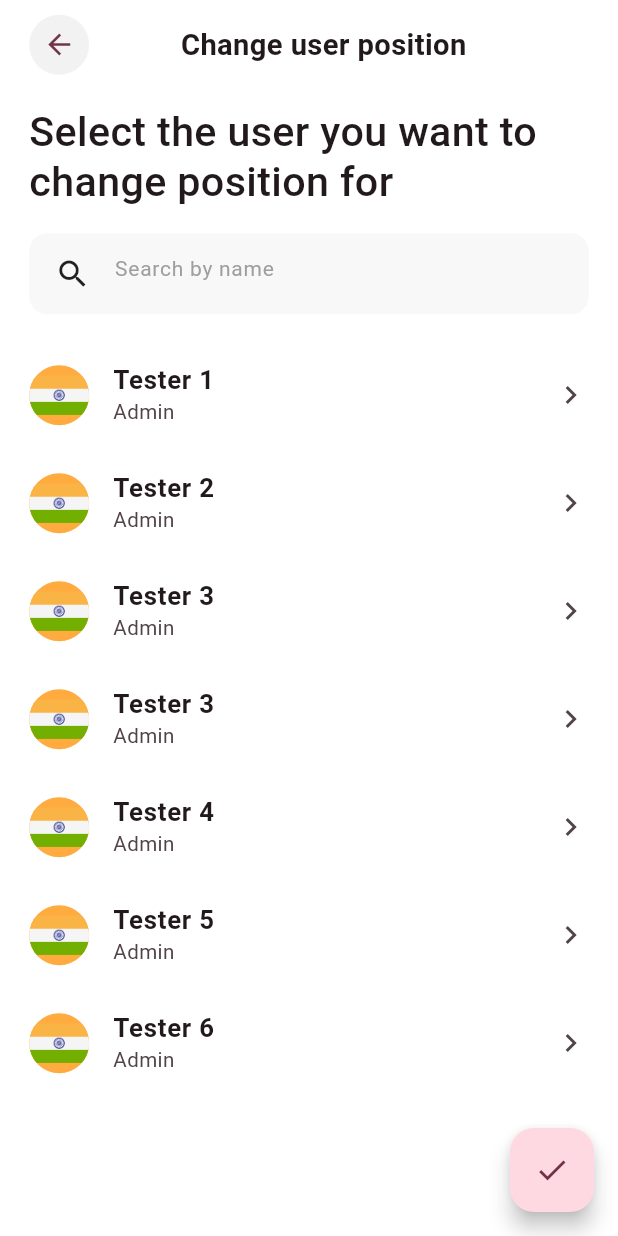
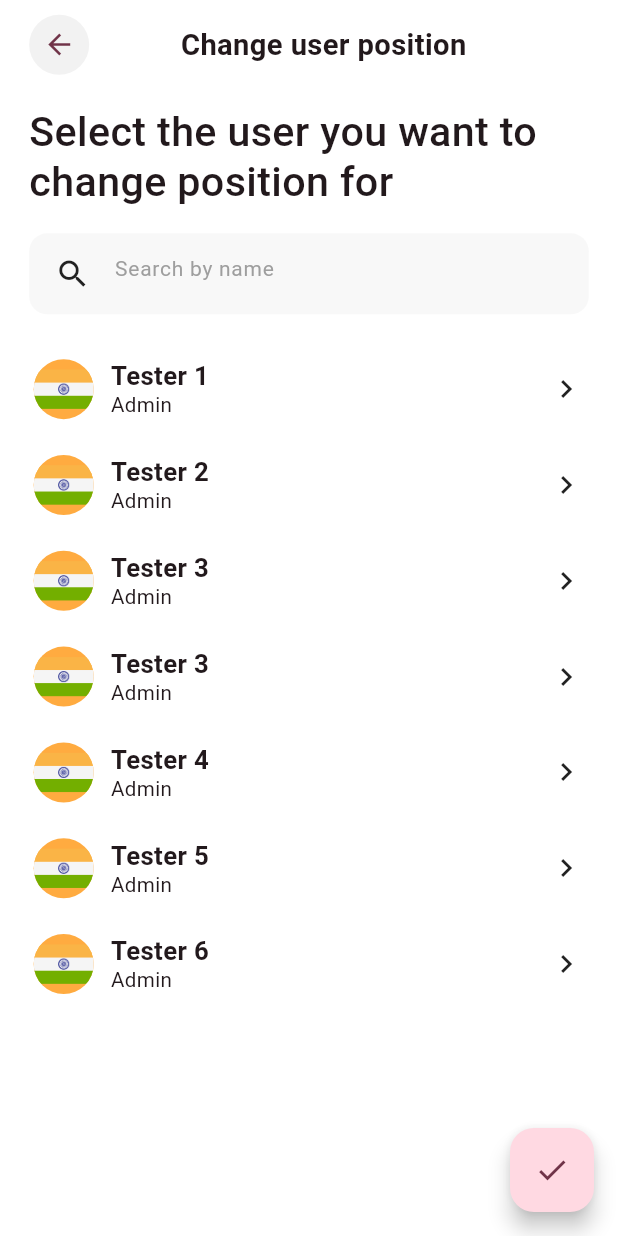
Before and after one commit to nihil-sine-nikhil/assi, a Flutter app: the screen it shows after launch, on a phone screen of 412 x 824 dp. Run offline on Flutter 3.47's test engine with Material 3 defaults, Android fonts, the phone set to English and light mode, and no system bars; our stand-ins replace cloud_firestore, firebase_auth, firebase_core, flutter_screenutil, gap, shared_preferences; accounts and stored records are empty.

Commit message:
- 5th commit

```diff
--- a/lib/src/display/screens/users_list/users_list_screen.dart
+++ b/lib/src/display/screens/users_list/users_list_screen.dart
@@ -13,10 +13,11 @@ class UsersListScreen extends StatefulWidget {
 
 class _UsersListScreenState extends State<UsersListScreen> {
   final TextEditingController _searchController = TextEditingController();
-
-  List<UserModel> myData = CustomData.mydata;
+  List<UserModel> allList = [];
+  List<UserModel> userList = CustomData.mydata;
   bool isSelectItem = false;
   Map<int, bool> selectedItem = {};
+  bool isLoading = false;
 
   selectAllAtOnceGo() {
     bool isFalseAvailable = selectedItem.containsValue(false);
@@ -24,6 +25,32 @@ class _UsersListScreenState extends State<UsersListScreen> {
     setState(() {
       isSelectItem = selectedItem.containsValue(true);
     });
+  }
+
+  @override
+  void initState() {
+    super.initState();
+    init();
+  }
+
+  init() async {
+    isLoading = true;
+
+    setState(() {});
+    allList.clear();
+    allList.addAll(userList);
+    print("42 working");
+    userList.clear();
+    if (_searchController.text.trim().isNotEmpty) {
+      userList.addAll(allList.where((element) => element.name
+          .toLowerCase()!
+          .contains(_searchController.text.toLowerCase())));
+    } else {
+      userList.addAll(allList);
+    }
+    isLoading = false;
+
+    setState(() {});
   }
 
   @override
@@ -99,6 +126,18 @@ class _UsersListScreenState extends State<UsersListScreen> {
               padding: const EdgeInsets.symmetric(horizontal: 5.0, vertical: 3),
               child: TextField(
                 controller: _searchController,
+                onChanged: (v) {
+                  userList.clear();
+                  if (v.isNotEmpty) {
+                    userList.addAll(allList.where((element) => element.name!
+                        .toLowerCase()
+                        .contains(_searchController.text.toLowerCase())));
+                  } else {
+                    userList.addAll(allList);
+                  }
+
+                  setState(() {});
+                },
                 keyboardType: TextInputType.text,
                 textInputAction: TextInputAction.next,
                 cursorColor: Colors.black,
@@ -120,16 +159,19 @@ class _UsersListScreenState extends State<UsersListScreen> {
             ),
           ),
           Gap(15.h),
+          if (userList.isNotEmpty)
             ListView.builder(
                 shrinkWrap: true,
-              itemCount: myData.length,
+                itemCount: userList.length,
                 physics: NeverScrollableScrollPhysics(),
                 itemBuilder: (BuildContext context, int index) {
-                UserModel data = myData[index];
+                  UserModel data = userList[index];
                   selectedItem?[index] = selectedItem?[index] ?? false;
                   bool? isSelectedData = selectedItem[index];
 
-                return ListTile(
+                  return InkWell(
+                    borderRadius: BorderRadius.circular(10),
+                    splashColor: Color(0x1FADADAD),
                     onLongPress: () {
                       setState(() {
                         selectedItem[index] = !isSelectedData;
@@ -146,8 +188,24 @@ class _UsersListScreenState extends State<UsersListScreen> {
                         // Open Detail Page
                       }
                     },
-                  contentPadding: EdgeInsets.zero,
-                  title: Text(
+                    child: Padding(
+                      padding: EdgeInsets.symmetric(
+                        horizontal: 3.0,
+                        vertical: 10.h,
+                      ),
+                      child: Row(
+                        children: [
+                          CircleAvatar(
+                            radius: 20,
+                            backgroundColor: Colors.orangeAccent,
+                            backgroundImage: AssetImage(data.profilePic),
+                          ),
+                          Gap(10.w),
+                          Column(
+                            crossAxisAlignment: CrossAxisAlignment.start,
+                            mainAxisAlignment: MainAxisAlignment.spaceBetween,
+                            children: [
+                              Text(
                                 data.name,
                                 style: TextStyle(
                                   fontWeight: FontWeight.w600,
@@ -155,7 +213,7 @@ class _UsersListScreenState extends State<UsersListScreen> {
                                   height: 1.2,
                                 ),
                               ),
-                  subtitle: Text(
+                              Text(
                                 data.role,
                                 style: TextStyle(
                                   fontWeight: FontWeight.w400,
@@ -163,28 +221,54 @@ class _UsersListScreenState extends State<UsersListScreen> {
                                   height: 1.2,
                                 ),
                               ),
-                  leading: CircleAvatar(
-                    radius: 20,
-                    backgroundColor: Colors.orangeAccent,
-                    backgroundImage: AssetImage(data.profilePic),
+                            ],
                           ),
-                  trailing: _mainUI(isSelectedData!, data),
+                          Spacer(),
+                          _mainUI(
+                            isSelectedData!,
+                          ),
+                        ],
+                      ),
+                    ),
                   );
                 })
+          else if (userList.isEmpty && isLoading == false)
+            Center(
+              child: Text("No Data"),
+            )
+          else
+            Center(child: CircularProgressIndicator()),
         ],
       ),
     );
   }
 
-  Widget _mainUI(bool isSelected, UserModel ourdata) {
-    if (isSelectItem) {
-      return Icon(
+  Widget _mainUI(
+    bool isSelected,
+  ) {
+    return AnimatedSwitcher(
+      duration: const Duration(milliseconds: 350),
+      transitionBuilder: (Widget child, Animation<double> anim) =>
+          RotationTransition(
+        turns: child.key == const ValueKey('icon1')
+            ? Tween<double>(begin: 0, end: 1).animate(anim)
+            : Tween<double>(begin: 1, end: 0).animate(anim),
+        child: ScaleTransition(
+          scale: anim,
+          child: child,
+        ),
+      ),
+      child: isSelectItem
+          ? Icon(
+              key: const ValueKey('icon1'),
               isSelected ? Icons.check_box : Icons.check_box_outline_blank,
               color: Theme.of(context).primaryColor,
+            )
+          : Icon(
+              Icons.keyboard_arrow_right,
+              key: const ValueKey('icon2'),
+            ),
     );
-    } else {
-      return Icon(Icons.keyboard_arrow_right);
-    }
   }
 }
 
```
Lines whose indentation alone changed are shown as unchanged.
